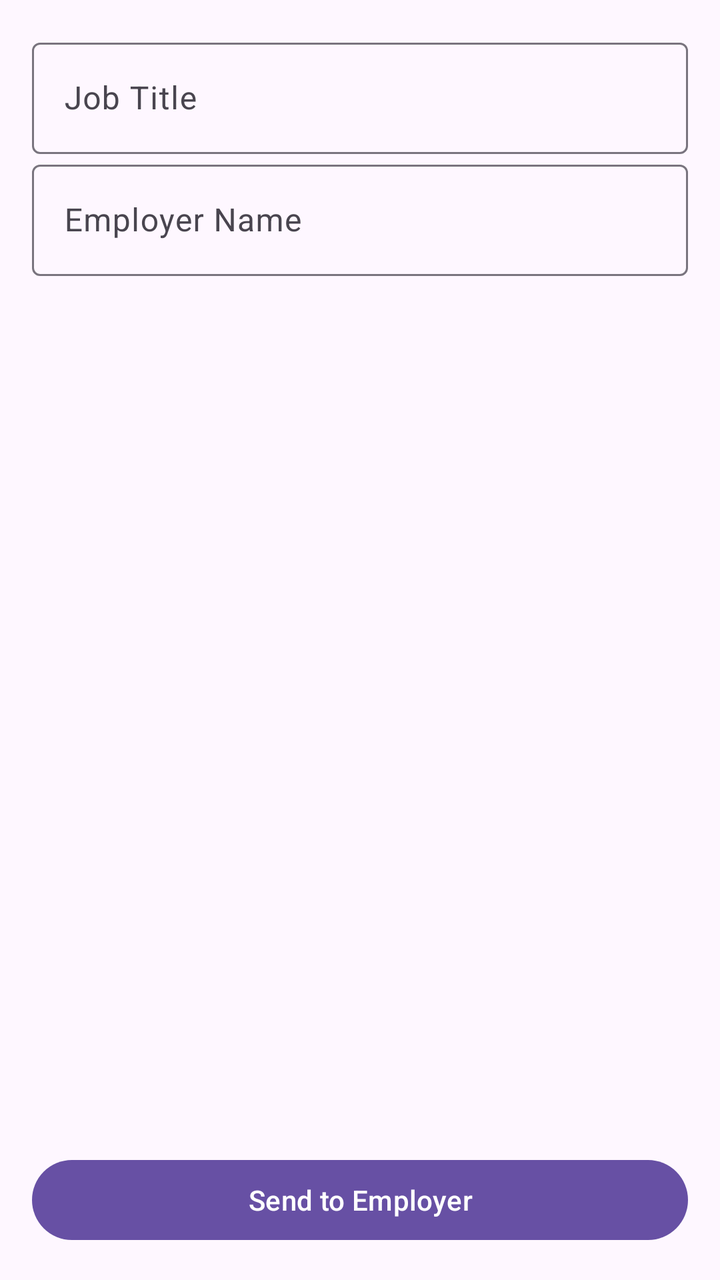
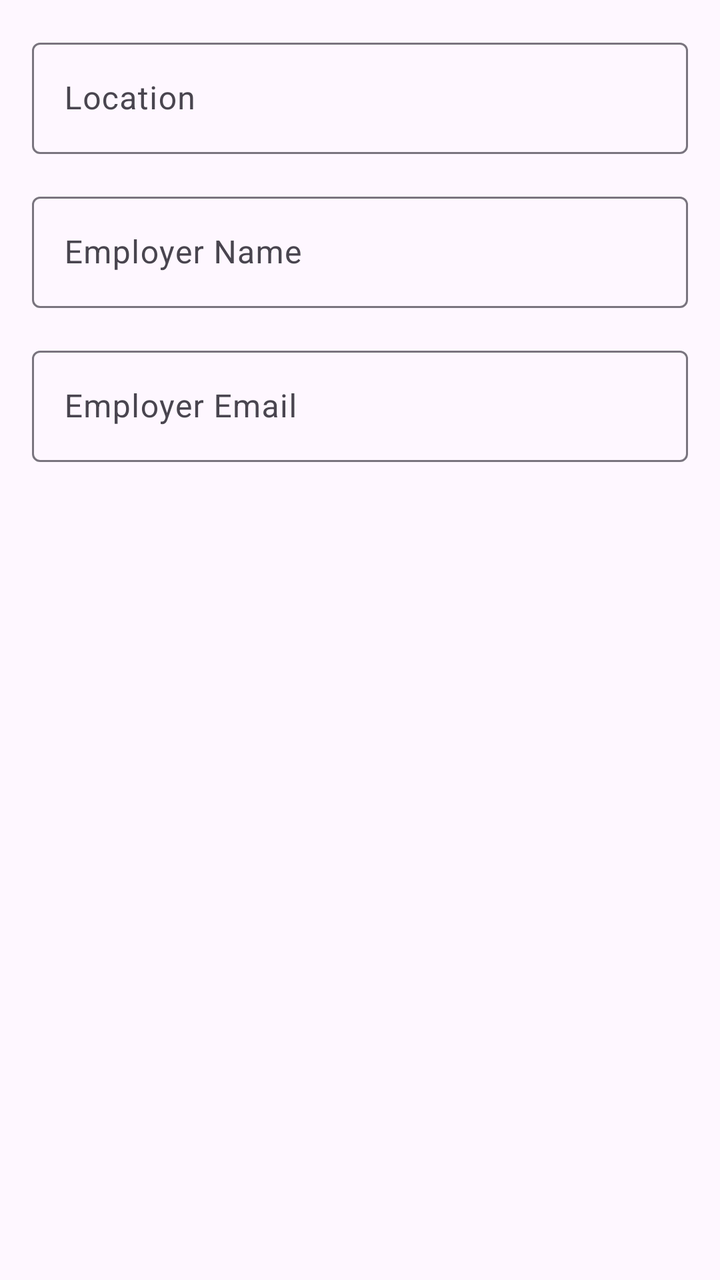

Compare the two renders of this Android layout. The source of the first and the diff that turns it into the second are given below.
<!-- AndroidManifest.xml: application theme Theme.TimeTracker -->
<!-- res/layout/fragment_job_detail.xml -->
<?xml version="1.0" encoding="utf-8"?>
<androidx.constraintlayout.widget.ConstraintLayout xmlns:android="http://schemas.android.com/apk/res/android"
    xmlns:app="http://schemas.android.com/apk/res-auto"
    xmlns:tools="http://schemas.android.com/tools"
    android:layout_width="match_parent"
    android:layout_height="match_parent">

    <com.google.android.material.textfield.TextInputLayout
        android:id="@+id/layout_job_title"
        android:layout_width="match_parent"
        android:layout_height="wrap_content"
        android:layout_margin="16dp"
        android:hint="Job Title"
        app:layout_constraintTop_toTopOf="parent">

        <com.google.android.material.textfield.TextInputEditText
            android:id="@+id/edit_job_title"
            android:layout_width="match_parent"
            android:layout_height="wrap_content"
            android:inputType="textCapWords" />
    </com.google.android.material.textfield.TextInputLayout>

    <com.google.android.material.textfield.TextInputLayout
        android:id="@+id/layout_employer_name"
        android:layout_width="match_parent"
        android:layout_height="wrap_content"
        android:layout_marginHorizontal="16dp"
        android:layout_marginBottom="16dp"
        android:hint="Employer Name"
        app:layout_constraintTop_toBottomOf="@id/layout_job_title">

        <com.google.android.material.textfield.TextInputEditText
            android:id="@+id/edit_employer_name"
            android:layout_width="match_parent"
            android:layout_height="wrap_content"
            android:inputType="textCapWords" />
    </com.google.android.material.textfield.TextInputLayout>

    <androidx.recyclerview.widget.RecyclerView
        android:id="@+id/recyclerview_times"
        android:layout_width="0dp"
        android:layout_height="0dp"
        android:layout_marginTop="8dp"
        app:layout_constraintBottom_toTopOf="@+id/button_send"
        app:layout_constraintEnd_toEndOf="parent"
        app:layout_constraintStart_toStartOf="parent"
        app:layout_constraintTop_toBottomOf="@id/layout_employer_name"
        tools:listitem="@layout/item_time" />

    <Button
        android:id="@+id/button_send"
        android:layout_width="match_parent"
        android:layout_height="wrap_content"
        android:layout_margin="16dp"
        android:text="Send to Employer"
        app:layout_constraintBottom_toBottomOf="parent"
        app:layout_constraintEnd_toEndOf="parent"
        app:layout_constraintStart_toStartOf="parent" />

</androidx.constraintlayout.widget.ConstraintLayout>
<!-- res/layout/item_time.xml (included above) -->
<?xml version="1.0" encoding="utf-8"?>
<com.google.android.material.card.MaterialCardView xmlns:android="http://schemas.android.com/apk/res/android"
    xmlns:app="http://schemas.android.com/apk/res-auto"
    android:layout_width="match_parent"
    android:layout_height="wrap_content"
    android:layout_margin="8dp"
    app:cardElevation="4dp">

    <LinearLayout
        android:layout_width="match_parent"
        android:layout_height="wrap_content"
        android:orientation="vertical"
        android:padding="16dp">

        <TextView
            android:id="@+id/date_display"
            android:layout_width="match_parent"
            android:layout_height="wrap_content"
            android:textSize="16sp"
            android:textStyle="bold"
            android:layout_marginBottom="4dp" />

        <TextView
            android:id="@+id/start_time"
            android:layout_width="match_parent"
            android:layout_height="wrap_content"
            android:textSize="14sp" />

        <TextView
            android:id="@+id/end_time"
            android:layout_width="match_parent"
            android:layout_height="wrap_content"
            android:textSize="14sp" />

        <TextView
            android:id="@+id/lunch_display"
            android:layout_width="match_parent"
            android:layout_height="wrap_content"
            android:textSize="14sp"
            android:visibility="gone" />

        <TextView
            android:id="@+id/travel_display"
            android:layout_width="match_parent"
            android:layout_height="wrap_content"
            android:textSize="14sp"
            android:visibility="gone" />

        <TextView
            android:id="@+id/duration"
            android:layout_width="match_parent"
            android:layout_height="wrap_content"
            android:textStyle="bold"
            android:textSize="16sp"
            android:layout_marginTop="4dp" />

    </LinearLayout>
</com.google.android.material.card.MaterialCardView>
<!-- resources referenced by this layout -->
<resources>
  <style name="Theme.TimeTracker" parent="Base.Theme.TimeTracker" />
  <style name="Base.Theme.TimeTracker" parent="Theme.Material3.DayNight.NoActionBar">
          
          
      </style>
</resources>

<!-- the commit's change to res/layout/fragment_job_detail.xml (unified diff, before → after) -->
@@ -6,15 +6,17 @@
     android:layout_height="match_parent">
 
     <com.google.android.material.textfield.TextInputLayout
-        android:id="@+id/layout_job_title"
+        android:id="@+id/layout_job_location"
         android:layout_width="match_parent"
         android:layout_height="wrap_content"
-        android:layout_margin="16dp"
-        android:hint="Job Title"
+        android:layout_marginStart="16dp"
+        android:layout_marginTop="16dp"
+        android:layout_marginEnd="16dp"
+        android:hint="Location"
         app:layout_constraintTop_toTopOf="parent">
 
         <com.google.android.material.textfield.TextInputEditText
-            android:id="@+id/edit_job_title"
+            android:id="@+id/edit_job_location"
             android:layout_width="match_parent"
             android:layout_height="wrap_content"
             android:inputType="textCapWords" />
@@ -24,10 +26,11 @@
         android:id="@+id/layout_employer_name"
         android:layout_width="match_parent"
         android:layout_height="wrap_content"
-        android:layout_marginHorizontal="16dp"
-        android:layout_marginBottom="16dp"
+        android:layout_marginStart="16dp"
+        android:layout_marginTop="16dp"
+        android:layout_marginEnd="16dp"
         android:hint="Employer Name"
-        app:layout_constraintTop_toBottomOf="@id/layout_job_title">
+        app:layout_constraintTop_toBottomOf="@id/layout_job_location">
 
         <com.google.android.material.textfield.TextInputEditText
             android:id="@+id/edit_employer_name"
@@ -36,26 +39,35 @@
             android:inputType="textCapWords" />
     </com.google.android.material.textfield.TextInputLayout>
 
+    <com.google.android.material.textfield.TextInputLayout
+        android:id="@+id/layout_employer_email"
+        android:layout_width="match_parent"
+        android:layout_height="wrap_content"
+        android:layout_marginStart="16dp"
+        android:layout_marginTop="16dp"
+        android:layout_marginEnd="16dp"
+        android:hint="Employer Email"
+        app:layout_constraintTop_toBottomOf="@id/layout_employer_name">
+
+        <com.google.android.material.textfield.TextInputEditText
+            android:id="@+id/edit_employer_email"
+            android:layout_width="match_parent"
+            android:layout_height="wrap_content"
+            android:inputType="textEmailAddress" />
+    </com.google.android.material.textfield.TextInputLayout>
+
     <androidx.recyclerview.widget.RecyclerView
         android:id="@+id/recyclerview_times"
         android:layout_width="0dp"
         android:layout_height="0dp"
-        android:layout_marginTop="8dp"
-        app:layout_constraintBottom_toTopOf="@+id/button_send"
+        android:layout_marginTop="16dp"
+        android:clipToPadding="false"
+        android:paddingBottom="88dp"
+        app:layout_constraintBottom_toBottomOf="parent"
         app:layout_constraintEnd_toEndOf="parent"
         app:layout_constraintStart_toStartOf="parent"
-        app:layout_constraintTop_toBottomOf="@id/layout_employer_name"
+        app:layout_constraintTop_toBottomOf="@id/layout_employer_email"
         tools:listitem="@layout/item_time" />
-
-    <Button
-        android:id="@+id/button_send"
-        android:layout_width="match_parent"
-        android:layout_height="wrap_content"
-        android:layout_margin="16dp"
-        android:text="Send to Employer"
-        app:layout_constraintBottom_toBottomOf="parent"
-        app:layout_constraintEnd_toEndOf="parent"
-        app:layout_constraintStart_toStartOf="parent" />
 
 </androidx.constraintlayout.widget.ConstraintLayout>
 <!-- res/layout/item_time.xml (included above) -->
@@ -67,53 +79,69 @@
     android:layout_margin="8dp"
     app:cardElevation="4dp">
 
-    <LinearLayout
+    <androidx.constraintlayout.widget.ConstraintLayout
         android:layout_width="match_parent"
         android:layout_height="wrap_content"
-        android:orientation="vertical"
         android:padding="16dp">
 
-        <TextView
-            android:id="@+id/date_display"
-            android:layout_width="match_parent"
+        <LinearLayout
+            android:id="@+id/text_container"
+            android:layout_width="0dp"
             android:layout_height="wrap_content"
-            android:textSize="16sp"
-            android:textStyle="bold"
-            android:layout_marginBottom="4dp" />
+            android:orientation="vertical"
+            app:layout_constraintBottom_toBottomOf="parent"
+            app:layout_constraintEnd_toStartOf="@+id/btn_delete_time"
+            app:layout_constraintStart_toStartOf="parent"
+            app:layout_constraintTop_toTopOf="parent">
 
-        <TextView
-            android:id="@+id/start_time"
-            android:layout_width="match_parent"
+            <TextView
+                android:id="@+id/date_display"
+                android:layout_width="match_parent"
+                android:layout_height="wrap_content"
+                android:textSize="16sp"
+                android:textStyle="bold"
+                android:layout_marginBottom="4dp" />
+
+            <TextView
+                android:id="@+id/work_time_display"
+                android:layout_width="match_parent"
+                android:layout_height="wrap_content"
+                android:textSize="14sp" />
+
+            <TextView
+                android:id="@+id/lunch_display"
+                android:layout_width="match_parent"
+                android:layout_height="wrap_content"
+                android:textSize="14sp"
+                android:visibility="gone" />
+
+            <TextView
+                android:id="@+id/travel_display"
+                android:layout_width="match_parent"
+                android:layout_height="wrap_content"
+                android:textSize="14sp"
+                android:visibility="gone" />
+
+            <TextView
+                android:id="@+id/duration"
+                android:layout_width="match_parent"
+                android:layout_height="wrap_content"
+                android:textStyle="bold"
+                android:textSize="16sp"
+                android:layout_marginTop="4dp" />
+        </LinearLayout>
+
+        <ImageButton
+            android:id="@+id/btn_delete_time"
+            android:layout_width="wrap_content"
             android:layout_height="wrap_content"
-            android:textSize="14sp" />
+            android:background="?attr/selectableItemBackgroundBorderless"
+            android:padding="8dp"
+            android:src="@android:drawable/ic_menu_delete"
+            app:layout_constraintBottom_toBottomOf="parent"
+            app:layout_constraintEnd_toEndOf="parent"
+            app:layout_constraintTop_toTopOf="parent"
+            android:contentDescription="Delete Time Entry" />
 
-        <TextView
-            android:id="@+id/end_time"
-            android:layout_width="match_parent"
-            android:layout_height="wrap_content"
-            android:textSize="14sp" />
-
-        <TextView
-            android:id="@+id/lunch_display"
-            android:layout_width="match_parent"
-            android:layout_height="wrap_content"
-            android:textSize="14sp"
-            android:visibility="gone" />
-
-        <TextView
-            android:id="@+id/travel_display"
-            android:layout_width="match_parent"
-            android:layout_height="wrap_content"
-            android:textSize="14sp"
-            android:visibility="gone" />
-
-        <TextView
-            android:id="@+id/duration"
-            android:layout_width="match_parent"
-            android:layout_height="wrap_content"
-            android:textStyle="bold"
-            android:textSize="16sp"
-            android:layout_marginTop="4dp" />
-
-    </LinearLayout>
+    </androidx.constraintlayout.widget.ConstraintLayout>
 </com.google.android.material.card.MaterialCardView>
